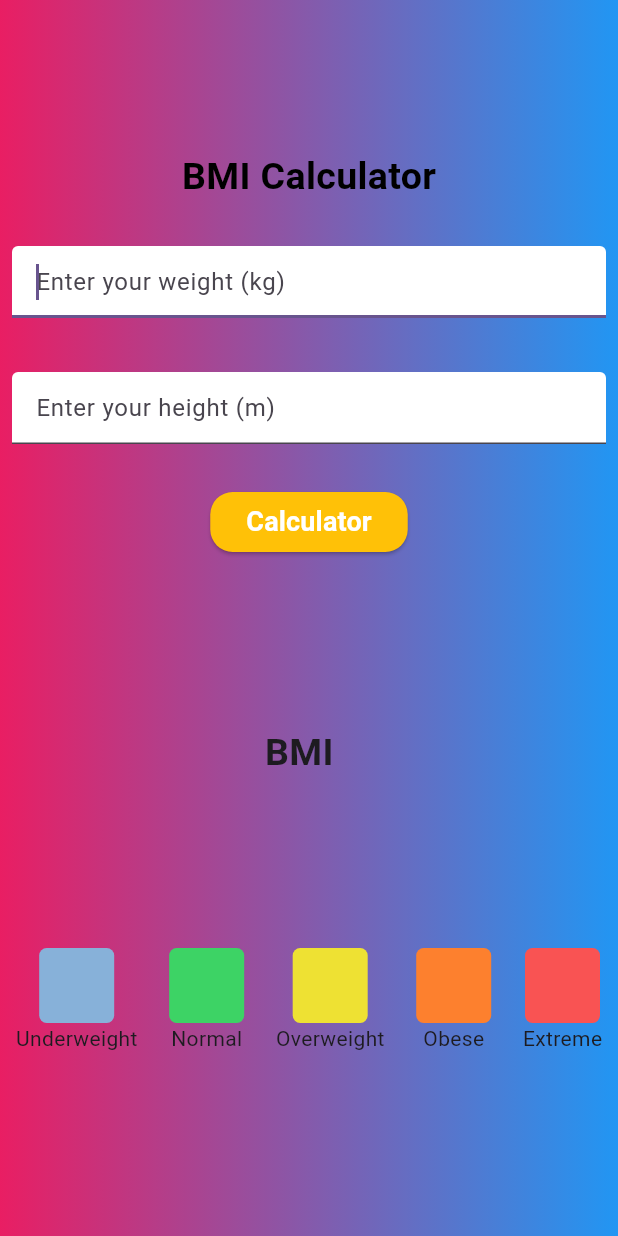
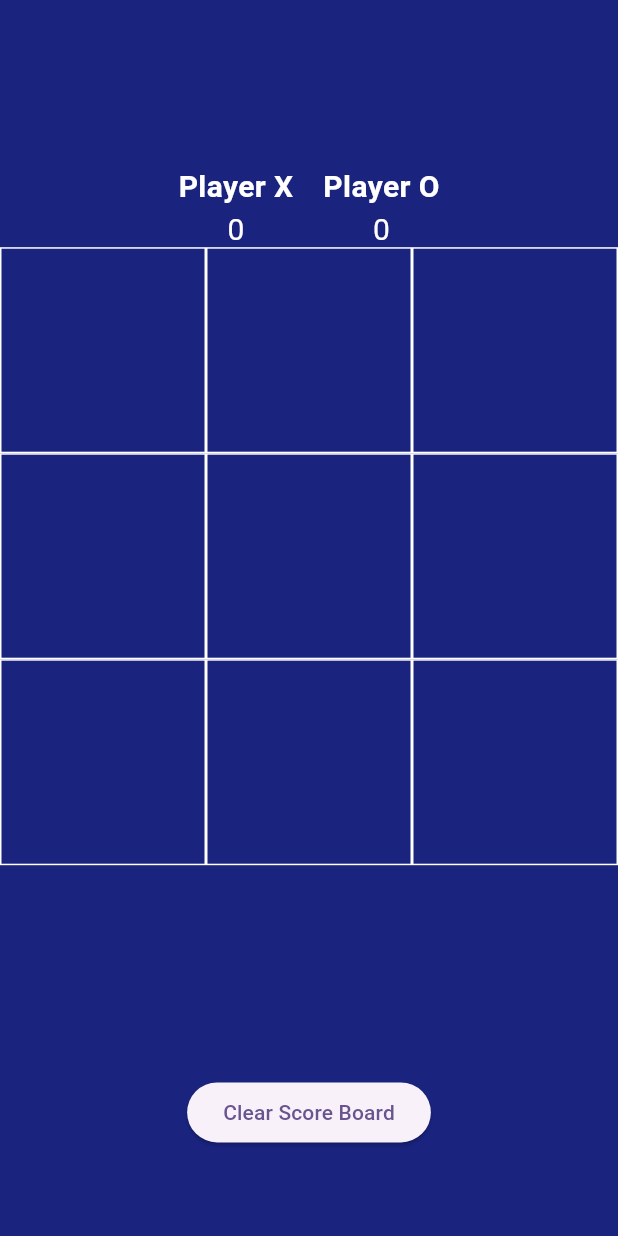
Before and after one commit to Do2304/project-Flutter, a Flutter app: the screen it shows after launch, on a phone screen of 412 x 824 dp. Run offline on Flutter 3.47's test engine with Material 3 defaults, Android fonts, the phone set to English and light mode, and no system bars; our stand-ins replace math_expressions.

Commit message:
project tic tac toe game

```diff
--- /dev/null
+++ b/basic/flutter_project_basic/lib/Project3_BuildingTicTacToeGame/BuildTicTacToeGame.dart
@@ -0,0 +1,232 @@
+import 'package:flutter/material.dart';
+
+class BuildTicTacToeGame extends StatefulWidget {
+  const BuildTicTacToeGame({super.key});
+  @override
+  State<BuildTicTacToeGame> createState() => BuildTicTacToeGameState();
+}
+
+class BuildTicTacToeGameState extends State<BuildTicTacToeGame> {
+  bool oTurn = true;
+  int oScore = 0;
+  int xScore = 0;
+  List<String> displayElement = ['', '', '', '', '', '', '', '', ''];
+  int fillBoxes = 0;
+
+  @override
+  Widget build(BuildContext context) {
+    return Scaffold(
+      backgroundColor: Colors.indigo[900],
+      body: Column(
+        children: [
+          Expanded(
+            child: Row(
+              mainAxisAlignment: MainAxisAlignment.center,
+              children: [
+                Padding(
+                  padding: const EdgeInsets.all(10.0),
+                  child: Column(
+                    children: [
+                      SizedBox(height: 100),
+                      Text(
+                        "Player X",
+                        style: TextStyle(
+                          fontSize: 20,
+                          fontWeight: FontWeight.bold,
+                          color: Colors.white,
+                        ),
+                      ),
+                      Text(
+                        xScore.toString(),
+                        style: TextStyle(color: Colors.white, fontSize: 20),
+                      ),
+                    ],
+                  ),
+                ),
+                Padding(
+                  padding: const EdgeInsets.all(10.0),
+                  child: Column(
+                    children: [
+                      SizedBox(height: 100),
+                      Text(
+                        "Player O",
+                        style: TextStyle(
+                          fontSize: 20,
+                          fontWeight: FontWeight.bold,
+                          color: Colors.white,
+                        ),
+                      ),
+                      Text(
+                        oScore.toString(),
+                        style: TextStyle(color: Colors.white, fontSize: 20),
+                      ),
+                    ],
+                  ),
+                ),
+              ],
+            ),
+          ),
+          Expanded(
+            flex: 3,
+            child: GridView.builder(
+              itemCount: 9,
+              gridDelegate: SliverGridDelegateWithFixedCrossAxisCount(
+                crossAxisCount: 3,
+              ),
+              itemBuilder: (context, index) {
+                return GestureDetector(
+                  onTap: () {
+                    _onTapped(index);
+                  },
+                  child: Container(
+                    decoration: BoxDecoration(
+                      border: Border.all(color: Colors.white),
+                    ),
+                    child: Center(
+                      child: Text(
+                        displayElement[index],
+                        style: TextStyle(color: Colors.white, fontSize: 25),
+                      ),
+                    ),
+                  ),
+                );
+              },
+            ),
+          ),
+          Expanded(
+            child: Container(
+              child: Row(
+                mainAxisAlignment: MainAxisAlignment.center,
+                children: [
+                  ElevatedButton(
+                    onPressed: () {
+                      _ClearBoardScore();
+                    },
+                    child: Text("Clear Score Board"),
+                  ),
+                ],
+              ),
+            ),
+          ),
+        ],
+      ),
+    );
+  }
+
+  void _onTapped(int index) {
+    setState(() {
+      if (oTurn && displayElement[index] == '') {
+        displayElement[index] = 'O';
+        fillBoxes++;
+      } else {
+        displayElement[index] = 'X';
+        fillBoxes++;
+      }
+      oTurn = !oTurn;
+      _checkWinner();
+    });
+  }
+
+  void _checkWinner() {
+    if (displayElement[0] == displayElement[1] &&
+        displayElement[0] == displayElement[2] &&
+        displayElement[0] != '') {
+      _showDialog(displayElement[0]);
+    } else if (displayElement[3] == displayElement[4] &&
+        displayElement[3] == displayElement[5] &&
+        displayElement[3] != '') {
+      _showDialog(displayElement[3]);
+    } else if (displayElement[6] == displayElement[7] &&
+        displayElement[6] == displayElement[8] &&
+        displayElement[6] != '') {
+      _showDialog(displayElement[6]);
+    } else if (displayElement[0] == displayElement[3] &&
+        displayElement[0] == displayElement[6] &&
+        displayElement[0] != '') {
+      _showDialog(displayElement[0]);
+    } else if (displayElement[1] == displayElement[4] &&
+        displayElement[1] == displayElement[7] &&
+        displayElement[1] != '') {
+      _showDialog(displayElement[1]);
+    } else if (displayElement[2] == displayElement[5] &&
+        displayElement[2] == displayElement[8] &&
+        displayElement[2] != '') {
+      _showDialog(displayElement[2]);
+    } else if (displayElement[0] == displayElement[4] &&
+        displayElement[0] == displayElement[8] &&
+        displayElement[0] != '') {
+      _showDialog(displayElement[0]);
+    } else if (displayElement[2] == displayElement[4] &&
+        displayElement[2] == displayElement[6] &&
+        displayElement[2] != '') {
+      _showDialog(displayElement[2]);
+    } else if (fillBoxes == 9) {
+      _showDrawDialog();
+    }
+  }
+
+  void _showDialog(String Winner) {
+    showDialog(
+      context: context,
+      builder: (context) {
+        return AlertDialog(
+          title: Text(" $Winner is winner"),
+          actions: [
+            TextButton(
+              onPressed: () {
+                _clearBoard();
+                Navigator.pop(context);
+              },
+              child: Text("Play again"),
+            ),
+          ],
+        );
+      },
+    );
+    if (Winner == 'O') {
+      oScore++;
+    } else {
+      xScore++;
+    }
+  }
+
+  void _clearBoard() {
+    setState(() {
+      for (int i = 0; i < 9; i++) {
+        displayElement[i] = '';
+      }
+      fillBoxes = 0;
+    });
+  }
+
+  void _ClearBoardScore() {
+    setState(() {
+      oScore = 0;
+      xScore = 0;
+      for (int i = 0; i < 9; i++) {
+        displayElement[i] = '';
+      }
+      fillBoxes = 0;
+    });
+  }
+
+  void _showDrawDialog() {
+    showDialog(
+      context: context,
+      builder: (context) {
+        return AlertDialog(
+          title: Text("Draw"),
+          actions: [
+            TextButton(
+              onPressed: () {
+                _clearBoard();
+                Navigator.pop(context);
+              },
+              child: Text("Play Again"),
+            ),
+          ],
+        );
+      },
+    );
+  }
+}
--- a/basic/flutter_project_basic/lib/main.dart
+++ b/basic/flutter_project_basic/lib/main.dart
@@ -1,6 +1,7 @@
 import 'package:flutter/material.dart';
 import './Project1_SimpleCalculatorAppusingFlutter/caculator.dart';
-import './Project12_BMIApp/bmi.dart';
+import 'Project2_BMIApp/bmi.dart';
+import 'Project3_BuildingTicTacToeGame/BuildTicTacToeGame.dart';
 
 void main() {
   runApp(const MyApp());
@@ -18,7 +19,8 @@
         colorScheme: ColorScheme.fromSeed(seedColor: Colors.deepPurple),
       ),
       // home: CalculaterPage(),
-      home: BMICalculaterPage(),
+      // home: BMICalculaterPage(),
+      home: BuildTicTacToeGame(),
     );
   }
 }
```
Also changed, not shown: basic/flutter_project_basic/lib/Project2_BMIApp/bmi.dart (renamed from basic/flutter_project_basic/lib/Project12_BMIApp/bmi.dart).
